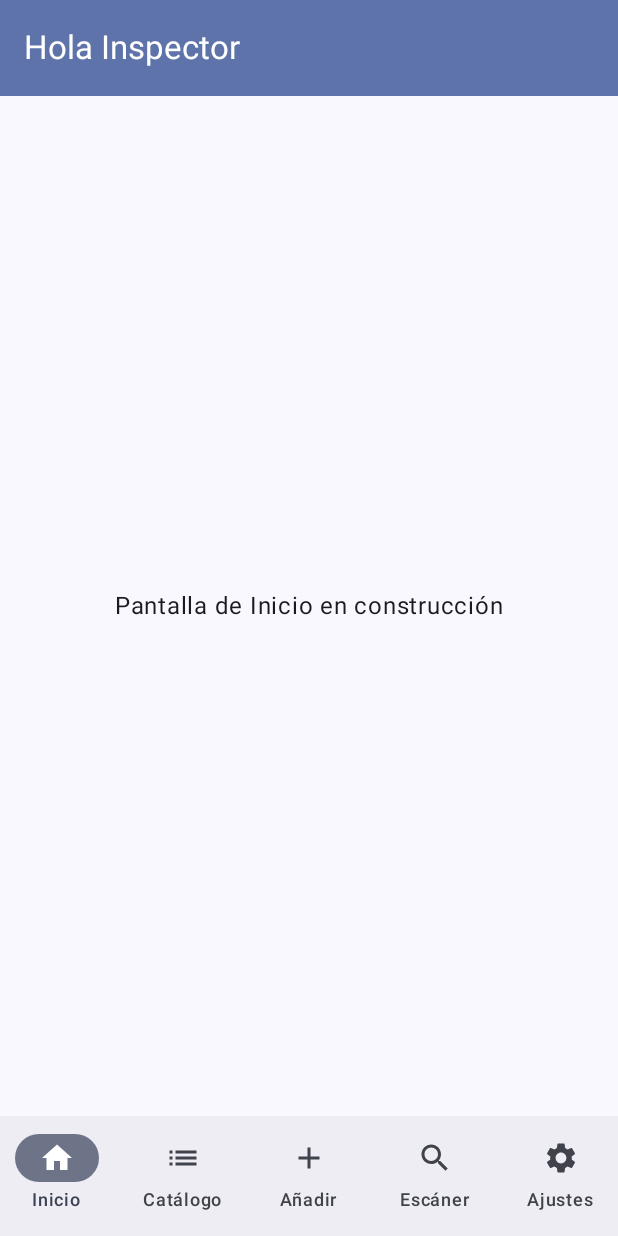
After one commit to JeremiGP/InspectorComponentes-PGL, an Android app built with Jetpack Compose: the composable AppInspectorMainScreen shown on its own in the app's theme, on a phone screen of 412 x 824 dp. The commit adds this screen. Run offline under Robolectric (Android 15) with nearby library versions, the phone set to English and light mode, and no system bars.

Commit message:
Fase 3: configurar rutas tipadas, BottomBar y strings.xml

```diff
--- a/app/build.gradle.kts
+++ b/app/build.gradle.kts
@@ -44,6 +44,7 @@ dependencies {
     implementation(libs.androidx.compose.ui)
     implementation(libs.androidx.compose.ui.graphics)
     implementation(libs.androidx.compose.ui.tooling.preview)
+    implementation("androidx.compose.material:material-icons-core")
     implementation(libs.androidx.core.ktx)
     implementation(libs.androidx.lifecycle.runtime.ktx)
     implementation(libs.androidx.lifecycle.viewmodel.compose)
--- /dev/null
+++ b/app/src/main/java/com/example/inspectorcomponentes/ui/AppInspectorMainScreen.kt
@@ -0,0 +1,165 @@
+package com.example.inspectorcomponentes.ui
+
+import androidx.compose.foundation.layout.Box
+import androidx.compose.foundation.layout.fillMaxSize
+import androidx.compose.foundation.layout.padding
+import androidx.compose.material.icons.Icons
+import androidx.compose.material.icons.automirrored.filled.ArrowBack
+import androidx.compose.material.icons.filled.Add
+import androidx.compose.material.icons.filled.Home
+import androidx.compose.material.icons.filled.List
+import androidx.compose.material.icons.filled.Search
+import androidx.compose.material.icons.filled.Settings
+import androidx.compose.ui.graphics.vector.ImageVector
+import androidx.compose.material3.ExperimentalMaterial3Api
+import androidx.compose.material3.Icon
+import androidx.compose.material3.IconButton
+import androidx.compose.material3.MaterialTheme
+import androidx.compose.material3.NavigationBar
+import androidx.compose.material3.NavigationBarItem
+import androidx.compose.material3.Scaffold
+import androidx.compose.material3.Text
+import androidx.compose.material3.TopAppBar
+import androidx.compose.material3.TopAppBarDefaults
+import androidx.compose.runtime.Composable
+import androidx.compose.runtime.getValue
+import androidx.compose.ui.Alignment
+import androidx.compose.ui.Modifier
+import androidx.compose.ui.res.stringResource
+import androidx.navigation.NavDestination.Companion.hierarchy
+import androidx.navigation.NavGraph.Companion.findStartDestination
+import androidx.navigation.NavType
+import androidx.navigation.compose.NavHost
+import androidx.navigation.compose.composable
+import androidx.navigation.compose.currentBackStackEntryAsState
+import androidx.navigation.compose.rememberNavController
+import androidx.navigation.navArgument
+import com.example.inspectorcomponentes.R
+import com.example.inspectorcomponentes.ui.navigation.Ruta
+
+@OptIn(ExperimentalMaterial3Api::class)
+@Composable
+fun AppInspectorMainScreen() {
+    val navController = rememberNavController()
+    val navBackStackEntry by navController.currentBackStackEntryAsState()
+    val currentDestination = navBackStackEntry?.destination
+    val currentRoute = currentDestination?.route
+
+    // Determinamos el título según la ruta actual
+    val titleResId = when {
+        currentRoute == Ruta.Inicio.route -> R.string.title_inicio
+        currentRoute == Ruta.Catalogo.route -> R.string.title_catalogo
+        currentRoute == Ruta.Formulario.route -> R.string.title_nuevo
+        currentRoute?.startsWith("detalle/") == true -> R.string.title_detalle
+        currentRoute == Ruta.Escaner.route -> R.string.title_escaner
+        currentRoute == Ruta.Ajustes.route -> R.string.title_ajustes
+        else -> R.string.app_name
+    }
+
+    // Mostramos botón "Volver" solo en pantallas hijas (Detalle)
+    val showBackButton = currentRoute?.startsWith("detalle/") == true
+
+    Scaffold(
+        topBar = {
+            TopAppBar(
+                title = { Text(text = stringResource(id = titleResId)) },
+                navigationIcon = {
+                    if (showBackButton) {
+                        IconButton(onClick = { navController.popBackStack() }) {
+                            Icon(
+                                imageVector = Icons.AutoMirrored.Filled.ArrowBack,
+                                contentDescription = stringResource(id = R.string.desc_icono_volver)
+                            )
+                        }
+                    }
+                },
+                colors = TopAppBarDefaults.topAppBarColors(
+                    containerColor = MaterialTheme.colorScheme.primaryContainer,
+                    titleContentColor = MaterialTheme.colorScheme.onPrimaryContainer
+                )
+            )
+        },
+        bottomBar = {
+            // Se muestra el BottomBar solo en los destinos raíz
+            val isMainRoute = currentRoute in listOf(
+                Ruta.Inicio.route,
+                Ruta.Catalogo.route,
+                Ruta.Formulario.route,
+                Ruta.Escaner.route,
+                Ruta.Ajustes.route
+            )
+
+            if (isMainRoute) {
+                NavigationBar {
+                    val items = listOf<Triple<String, Int, ImageVector>>(
+                        Triple(Ruta.Inicio.route, R.string.nav_inicio, Icons.Default.Home),
+                        Triple(Ruta.Catalogo.route, R.string.nav_catalogo, Icons.Default.List),
+                        Triple(Ruta.Formulario.route, R.string.nav_nuevo, Icons.Default.Add),
+                        Triple(Ruta.Escaner.route, R.string.nav_escaner, Icons.Default.Search),
+                        Triple(Ruta.Ajustes.route, R.string.nav_ajustes, Icons.Default.Settings)
+                    )
+
+                    items.forEach { (route, labelResId, icon) ->
+                        val isSelected = currentDestination?.hierarchy?.any { it.route == route } == true
+                        NavigationBarItem(
+                            icon = { Icon(imageVector = icon, contentDescription = stringResource(id = labelResId)) },
+                            label = { Text(text = stringResource(id = labelResId)) },
+                            selected = isSelected,
+                            onClick = {
+                                navController.navigate(route) {
+                                    // Evitar la acumulación de backstack volviendo al inicio
+                                    popUpTo(navController.graph.findStartDestination().id) {
+                                        saveState = true
+                                    }
+                                    // Evitar instanciar la misma pantalla múltiple veces
+                                    launchSingleTop = true
+                                    // Restaurar el estado previo de la pestaña
+                                    restoreState = true
+                                }
+                            }
+                        )
+                    }
+                }
+            }
+        }
+    ) { innerPadding ->
+        NavHost(
+            navController = navController,
+            startDestination = Ruta.Inicio.route,
+            modifier = Modifier.padding(innerPadding)
+        ) {
+            composable(Ruta.Inicio.route) {
+                PlaceholderScreen(stringResource(id = R.string.placeholder_inicio))
+            }
+            composable(Ruta.Catalogo.route) {
+                PlaceholderScreen(stringResource(id = R.string.placeholder_catalogo))
+            }
+            composable(Ruta.Formulario.route) {
+                PlaceholderScreen(stringResource(id = R.string.placeholder_nuevo))
+            }
+            composable(Ruta.Escaner.route) {
+                PlaceholderScreen(stringResource(id = R.string.placeholder_escaner))
+            }
+            composable(Ruta.Ajustes.route) {
+                PlaceholderScreen(stringResource(id = R.string.placeholder_ajustes))
+            }
+            composable(
+                route = Ruta.Detalle.route,
+                arguments = listOf(navArgument("componenteId") { type = NavType.IntType })
+            ) { backStackEntry ->
+                val id = backStackEntry.arguments?.getInt("componenteId") ?: 0
+                PlaceholderScreen(stringResource(id = R.string.placeholder_detalle, id))
+            }
+        }
+    }
+}
+
+@Composable
+fun PlaceholderScreen(texto: String) {
+    Box(
+        modifier = Modifier.fillMaxSize(),
+        contentAlignment = Alignment.Center
+    ) {
+        Text(text = texto)
+    }
+}
--- /dev/null
+++ b/app/src/main/java/com/example/inspectorcomponentes/ui/navigation/Ruta.kt
@@ -0,0 +1,20 @@
+package com.example.inspectorcomponentes.ui.navigation
+
+/**
+ * Define las rutas de navegación tipadas de la aplicación, evitando Strings hardcoded
+ * dispersos por el código y garantizando la seguridad de tipos.
+ */
+sealed class Ruta(val route: String) {
+    data object Inicio : Ruta("inicio")
+    data object Catalogo : Ruta("catalogo")
+    data object Formulario : Ruta("formulario")
+    data object Escaner : Ruta("escaner")
+    data object Ajustes : Ruta("ajustes")
+
+    // Ruta Maestro-Detalle con argumento dinámico
+    data object Detalle : Ruta("detalle/{componenteId}") {
+        fun createRoute(componenteId: Int): String {
+            return "detalle/$componenteId"
+        }
+    }
+}
--- a/app/src/main/res/values/strings.xml
+++ b/app/src/main/res/values/strings.xml
@@ -1,3 +1,36 @@
 <resources>
-    <string name="app_name">InspectorComponentes</string>
+    <!-- Textos generales -->
+    <string name="app_name">Inspector Componentes</string>
+
+    <!-- Bottom Navigation -->
+    <string name="nav_inicio">Inicio</string>
+    <string name="nav_catalogo">Catálogo</string>
+    <string name="nav_nuevo">Añadir</string>
+    <string name="nav_escaner">Escáner</string>
+    <string name="nav_ajustes">Ajustes</string>
+
+    <!-- Títulos de TopAppBar -->
+    <string name="title_inicio">Hola Inspector</string>
+    <string name="title_catalogo">Catálogo de Componentes</string>
+    <string name="title_nuevo">Alta de Componente</string>
+    <string name="title_detalle">Detalle del Componente</string>
+    <string name="title_ajustes">Ajustes</string>
+    <string name="title_escaner">Escáner SMD</string>
+
+    <!-- Descripciones de Iconos (Content Description) -->
+    <string name="desc_icono_volver">Volver atrás</string>
+
+    <!-- Placeholders para la Fase 4 -->
+    <string name="placeholder_inicio">Pantalla de Inicio en construcción</string>
+    <string name="placeholder_catalogo">Pantalla de Catálogo en construcción</string>
+    <string name="placeholder_nuevo">Pantalla de Alta en construcción</string>
+    <string name="placeholder_detalle">Pantalla de Detalle (ID: %1$d) en construcción</string>
+    <string name="placeholder_escaner">Función de cámara/escáner próximamente...</string>
+    <string name="placeholder_ajustes">Pantalla de Ajustes en construcción</string>
+
+    <!-- Textos adicionales previstos -->
+    <string name="msg_escaner_info">Esta funcionalidad se implementará en una fase posterior (requiere CameraX y ML Kit).</string>
+    <string name="btn_guardar">Guardar</string>
+    <string name="btn_eliminar">Eliminar</string>
+    <string name="btn_cargar_ejemplos">Cargar componentes SMD de ejemplo</string>
 </resources>
```
Also changed, not shown: gradle/libs.versions.toml (line endings or trailing spaces).
